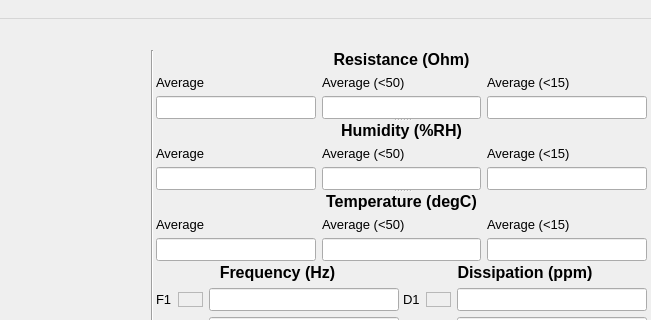
Before: the Qt Designer form ui/main_gui.ui in CydiaBoss/uc-htr-sensor, drawn with Qt 5; both pictures show x 449 to 1100 and y 0 to 320 of the 1100 by 700 pixel window.
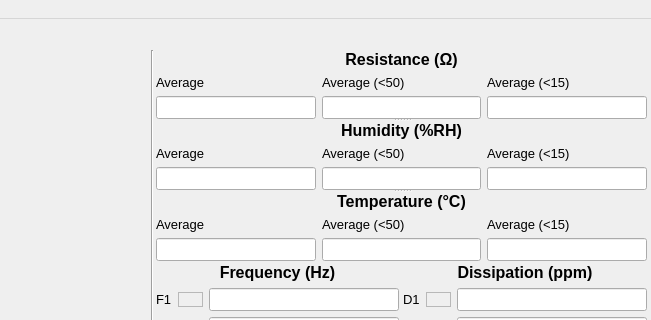
After: the same form once the commit is applied. Icons and pictures are not drawn. Custom widgets are drawn as their Qt base class.

The edit to the form file:
```diff
--- a/ui/main_gui.ui
+++ b/ui/main_gui.ui
@@ -169,7 +169,7 @@
                </font>
               </property>
               <property name="text">
-               <string>&lt;html&gt;&lt;head/&gt;&lt;body&gt;&lt;p&gt;&lt;span style=&quot; font-weight:600;&quot;&gt;Resistance (Ohm)&lt;/span&gt;&lt;/p&gt;&lt;/body&gt;&lt;/html&gt;</string>
+               <string>&lt;html&gt;&lt;head/&gt;&lt;body&gt;&lt;p&gt;&lt;span style=&quot; font-weight:600;&quot;&gt;Resistance (Ω)&lt;/span&gt;&lt;/p&gt;&lt;/body&gt;&lt;/html&gt;</string>
               </property>
               <property name="alignment">
                <set>Qt::AlignCenter</set>
@@ -392,7 +392,7 @@
                </font>
               </property>
               <property name="text">
-               <string>&lt;html&gt;&lt;head/&gt;&lt;body&gt;&lt;p&gt;&lt;span style=&quot; font-weight:600;&quot;&gt;Temperature (degC)&lt;/span&gt;&lt;/p&gt;&lt;/body&gt;&lt;/html&gt;</string>
+               <string>&lt;html&gt;&lt;head/&gt;&lt;body&gt;&lt;p&gt;&lt;span style=&quot; font-weight:600;&quot;&gt;Temperature (°C)&lt;/span&gt;&lt;/p&gt;&lt;/body&gt;&lt;/html&gt;</string>
               </property>
               <property name="alignment">
                <set>Qt::AlignCenter</set>
```
Left out of the diff: 6 changed lines with no effect on the pictures.
